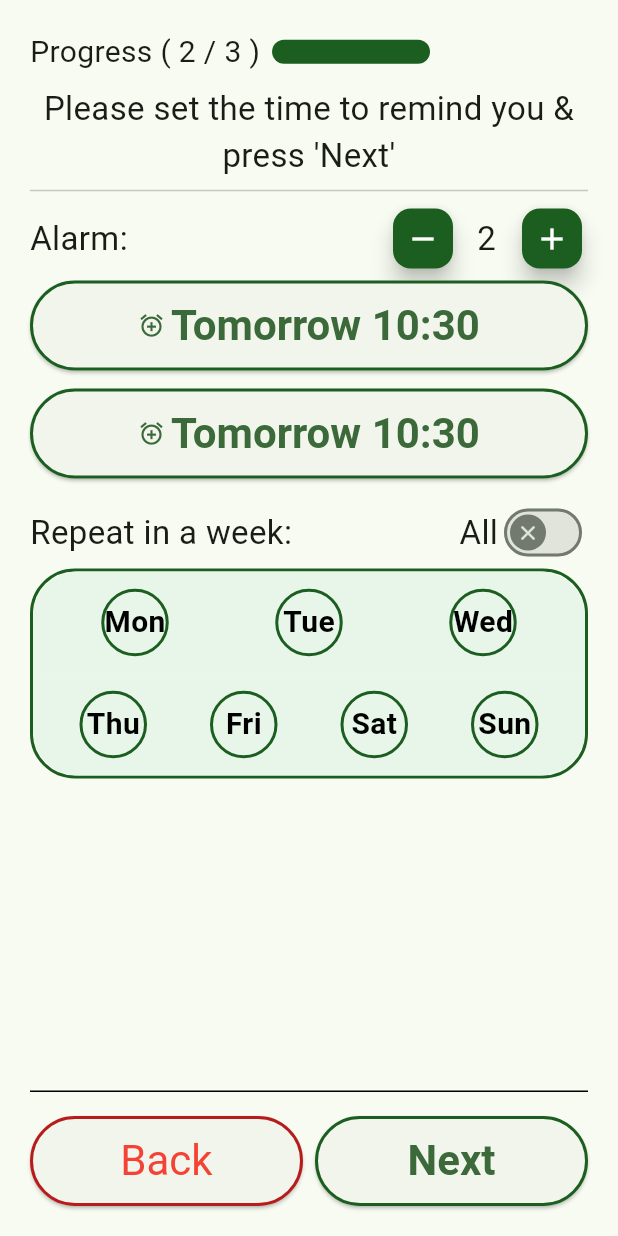
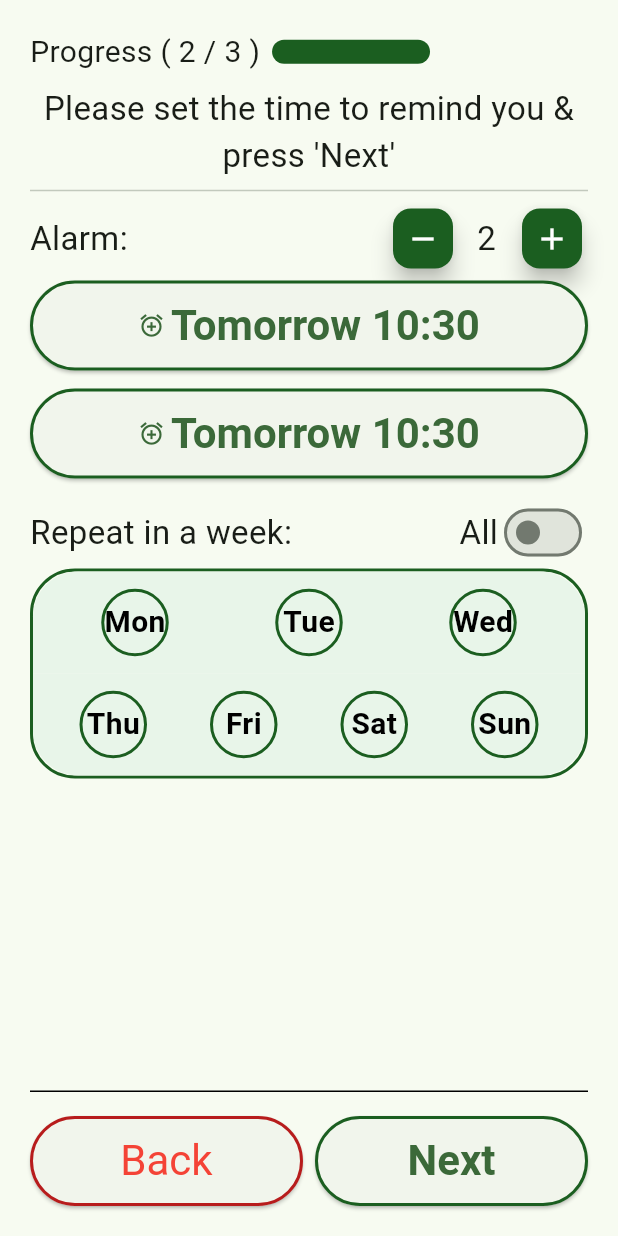
Before and after one commit to librajackyty/ESoundReminder, a Flutter app: the ReminderNewPage2 screen opened by its route, after a tap on "粵語/廣東話", after a tap on the "add" icon, on a phone screen of 412 x 824 dp. Run offline on Flutter 3.47's test engine with Material 2 defaults, Android fonts, the phone set to English and light mode, and no system bars; drawn by our look-alikes of auto_size_text, delayed_display, flutter_animation_progress_bar; our stand-ins replace custom_refresh_indicator, flutter_local_notifications, flutter_native_timezone, hive, hive_flutter, lottie and 4 more; missing offline and left inert: day_night_time_picker, flutter_ringtone_player, tutorial_coach_mark, vs_scrollbar; accounts and stored records are empty; project files that could hold a hidden picture were left out.

Commit message:
[1.0.0+13] update switch experience

```diff
--- a/lib/widgets/custom_labeled_switch.dart
+++ b/lib/widgets/custom_labeled_switch.dart
@@ -28,6 +28,7 @@ class LabeledSwitch extends StatelessWidget {
       borderRadius: BorderRadius.circular(cardsBorderRadius),
       onTap: () {
         onChanged(!value);
+        runHapticSound();
       },
       child: Padding(
         padding: padding ?? EdgeInsets.all(0),
@@ -38,12 +39,6 @@ class LabeledSwitch extends StatelessWidget {
                 ? CusSText(labelRight!)
                 : const SizedBox.shrink(),
             Switch(
-              thumbIcon: value
-                  ? MaterialStatePropertyAll(Icon(
-                      Icons.done,
-                      color: elementActiveColor,
-                    ))
-                  : MaterialStatePropertyAll(Icon(Icons.close)),
               value: value,
               onChanged: (bool newValue) {
                 onChanged(newValue);
--- a/pubspec.yaml
+++ b/pubspec.yaml
@@ -3,7 +3,7 @@ description: Flutter project of smart reminder mobile app for elderly people
 
 publish_to: 'none' # Remove this line if you wish to publish to pub.dev
 
-version: 1.0.0+12
+version: 1.0.0+13
 
 environment:
   sdk: '>=2.18.4 <3.0.0'
```
Also changed, not shown: lib/widgets/custom_list_item_switch.dart (+9 -18 lines).
